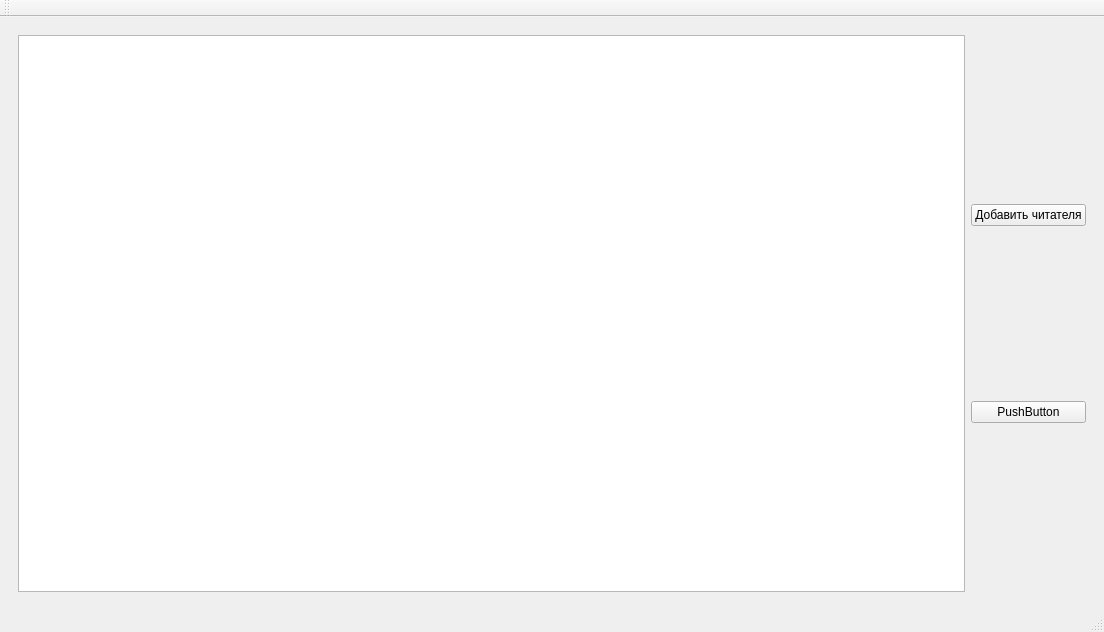
Before: the Qt Designer form mainwindow.ui in Matvey-Makaro/DBMS-Library, drawn with Qt 5.
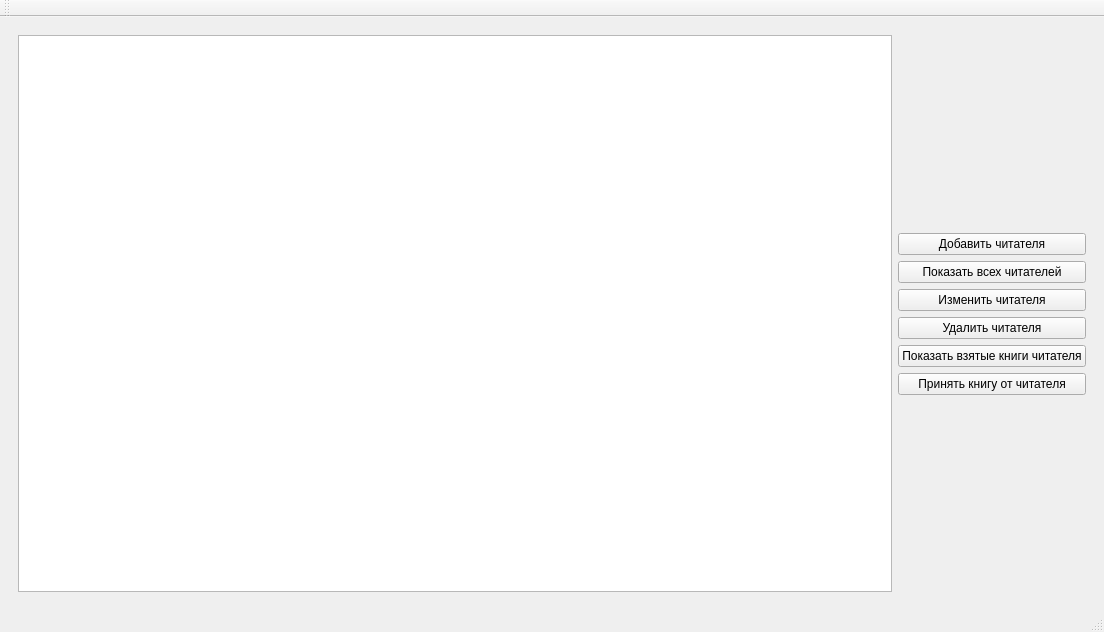
After: the same form once the commit is applied.

Commit message: Add work_with_readers_page.

```diff
--- a/mainwindow.ui
+++ b/mainwindow.ui
@@ -771,6 +771,19 @@
           <property name="leftMargin">
            <number>0</number>
           </property>
+          <item>
+           <spacer name="verticalSpacer_12">
+            <property name="orientation">
+             <enum>Qt::Vertical</enum>
+            </property>
+            <property name="sizeHint" stdset="0">
+             <size>
+              <width>20</width>
+              <height>40</height>
+             </size>
+            </property>
+           </spacer>
+          </item>
           <item>
            <widget class="QPushButton" name="pushButton_18">
             <property name="text">
@@ -781,10 +794,51 @@
           <item>
            <widget class="QPushButton" name="pushButton_17">
             <property name="text">
-             <string>PushButton</string>
+             <string>Показать всех читателей</string>
             </property>
            </widget>
           </item>
+          <item>
+           <widget class="QPushButton" name="pushButton_19">
+            <property name="text">
+             <string>Изменить читателя</string>
+            </property>
+           </widget>
+          </item>
+          <item>
+           <widget class="QPushButton" name="pushButton_20">
+            <property name="text">
+             <string>Удалить читателя</string>
+            </property>
+           </widget>
+          </item>
+          <item>
+           <widget class="QPushButton" name="pushButton_21">
+            <property name="text">
+             <string>Показать взятые книги читателя</string>
+            </property>
+           </widget>
+          </item>
+          <item>
+           <widget class="QPushButton" name="pushButton_22">
+            <property name="text">
+             <string>Принять книгу от читателя</string>
+            </property>
+           </widget>
+          </item>
+          <item>
+           <spacer name="verticalSpacer_11">
+            <property name="orientation">
+             <enum>Qt::Vertical</enum>
+            </property>
+            <property name="sizeHint" stdset="0">
+             <size>
+              <width>20</width>
+              <height>40</height>
+             </size>
+            </property>
+           </spacer>
+          </item>
          </layout>
         </item>
        </layout>
```
